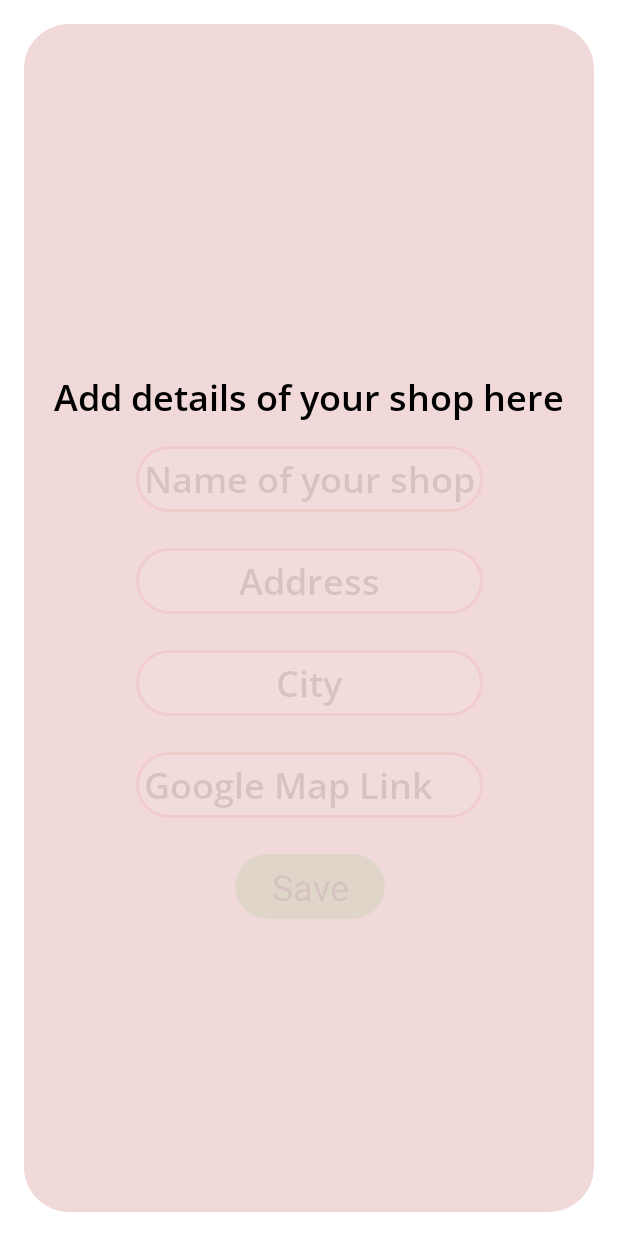
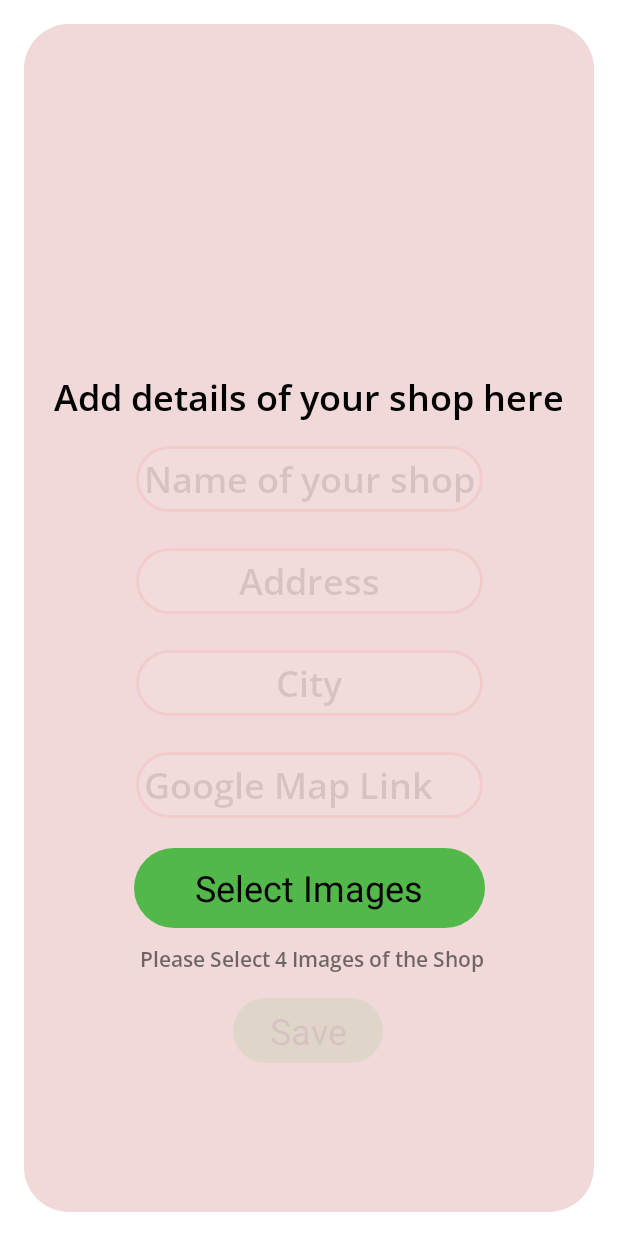
Before and after one commit to sumukh-moudgalya/app_barber_version, an Android app: the screen it shows after launch once a user with an empty profile is signed in (ShopAdderActivity), on a phone screen of 412 x 824 dp. Run offline under Robolectric (Android 15) with nearby library versions, the phone set to English and light mode, and no system bars; our stand-ins replace Firebase (no records; nobody signed in at launch, a user with empty details on screens opened directly); Roboto replaces fonts that are not available here; 1 statement that could not run was skipped.

Commit message:
shop images uploading feature has been added with multiple images into shopp adder activity

```diff
--- a/app/build.gradle
+++ b/app/build.gradle
@@ -42,6 +42,7 @@ dependencies {
     implementation 'androidx.core:core-ktx:1.6.0'
     implementation "org.jetbrains.kotlin:kotlin-stdlib:1.3.72"
     implementation 'androidx.legacy:legacy-support-v4:1.0.0'
+    implementation 'com.google.firebase:firebase-storage-ktx:20.0.0'
     apply plugin: 'kotlin-android-extensions'
     implementation 'androidx.appcompat:appcompat:1.3.1'
     implementation 'com.google.android.material:material:1.4.0'
--- a/app/src/main/AndroidManifest.xml
+++ b/app/src/main/AndroidManifest.xml
@@ -12,6 +12,7 @@
         android:roundIcon="@mipmap/ic_launcher_round"
         android:supportsRtl="true"
         android:theme="@style/Theme.BloomerBarber">
+
         <activity
             android:name=".ShopAdderActivity"
             android:exported="true" />
--- a/app/src/main/java/com/defines/bloomerbarber/Shop.kt
+++ b/app/src/main/java/com/defines/bloomerbarber/Shop.kt
@@ -9,8 +9,9 @@ class Shop (
     val name_shop:String,
     val address:String,
     val city:String,
-    val google_map_link:String
+    val google_map_link:String,
+    val shop_images: ArrayList<String>
         ):Parcelable,
 Serializable{
-    constructor():this("","","","","")
+    constructor():this("","","","","", ArrayList<String>())
 }
--- a/app/src/main/res/layout/activity_shop_adder.xml
+++ b/app/src/main/res/layout/activity_shop_adder.xml
@@ -128,20 +128,51 @@
                     app:layout_constraintStart_toStartOf="@+id/activity_shop_adder_city_shop"
                     app:layout_constraintTop_toBottomOf="@+id/activity_shop_adder_city_shop" />
 
+
                 <TextView
                     android:id="@+id/activity_shop_adder_save_button"
                     android:layout_width="100dp"
                     android:layout_height="wrap_content"
-                    android:layout_marginTop="24dp"
+                    android:layout_marginTop="120dp"
+                    android:background="@drawable/button_back_green"
                     android:gravity="center"
                     android:padding="5dp"
                     android:text="Save"
+                    android:textColor="#000000"
                     android:textSize="24sp"
+                    app:layout_constraintEnd_toEndOf="parent"
+                    app:layout_constraintHorizontal_bias="0.498"
+                    app:layout_constraintStart_toStartOf="parent"
+                    app:layout_constraintTop_toBottomOf="@+id/activity_shop_adder_google_map_link" />
+
+                <TextView
+                    android:layout_width="wrap_content"
+                    android:layout_height="wrap_content"
+                    android:layout_marginTop="64dp"
+                    android:fontFamily="@font/open_sans_semibold"
+                    android:gravity="center"
+                    android:text="Please Select 4 Images of the Shop"
+                    app:layout_constraintEnd_toEndOf="parent"
+                    app:layout_constraintHorizontal_bias="0.513"
+                    app:layout_constraintStart_toStartOf="parent"
+                    app:layout_constraintTop_toTopOf="@+id/activity_shop_adder_select_image_button" />
+
+                <TextView
+                    android:id="@+id/activity_shop_adder_select_image_button"
+                    android:layout_width="234dp"
+                    android:layout_height="53dp"
+                    android:layout_marginTop="20dp"
+                    android:background="@drawable/button_back_green"
+                    android:gravity="center"
+                    android:padding="5dp"
+                    android:text="Select Images"
                     android:textColor="#000000"
-                    android:background="@drawable/button_back_green"
-                    app:layout_constraintEnd_toEndOf="@+id/activity_shop_adder_google_map_link"
-                    app:layout_constraintStart_toStartOf="@+id/activity_shop_adder_google_map_link"
+                    android:textSize="24sp"
+                    app:layout_constraintEnd_toEndOf="parent"
+                    app:layout_constraintHorizontal_bias="0.503"
+                    app:layout_constraintStart_toStartOf="parent"
                     app:layout_constraintTop_toBottomOf="@+id/activity_shop_adder_google_map_link" />
+
 
             </androidx.constraintlayout.widget.ConstraintLayout>
 
--- a/app/src/main/res/values/strings.xml
+++ b/app/src/main/res/values/strings.xml
@@ -7,4 +7,8 @@
     </string-array>
     <!-- TODO: Remove or change this placeholder text -->
     <string name="hello_blank_fragment">Hello blank fragment</string>
+    <string name="enter_mobile_number_for_otp_verification">Enter Mobile Number for otp verification</string>
+    <string name="get_otp">get otp</string>
+    <string name="enter_otp">Enter OTP</string>
+    <string name="confirm_otp">Confirm OTP</string>
 </resources>
--- a/build.gradle
+++ b/build.gradle
@@ -8,7 +8,7 @@ buildscript {
     }
     dependencies {
         classpath "com.android.tools.build:gradle:7.0.2"
-        classpath "org.jetbrains.kotlin:kotlin-gradle-plugin:1.5.30"
+        classpath 'org.jetbrains.kotlin:kotlin-gradle-plugin:1.5.31'
         classpath "org.jetbrains.kotlin:kotlin-android-extensions:1.5.30"
         classpath 'com.google.gms:google-services:4.3.5'
 
```
Also changed, not shown: app/src/main/java/com/defines/bloomerbarber/ShopAdderActivity.kt (+135 -35 lines).
